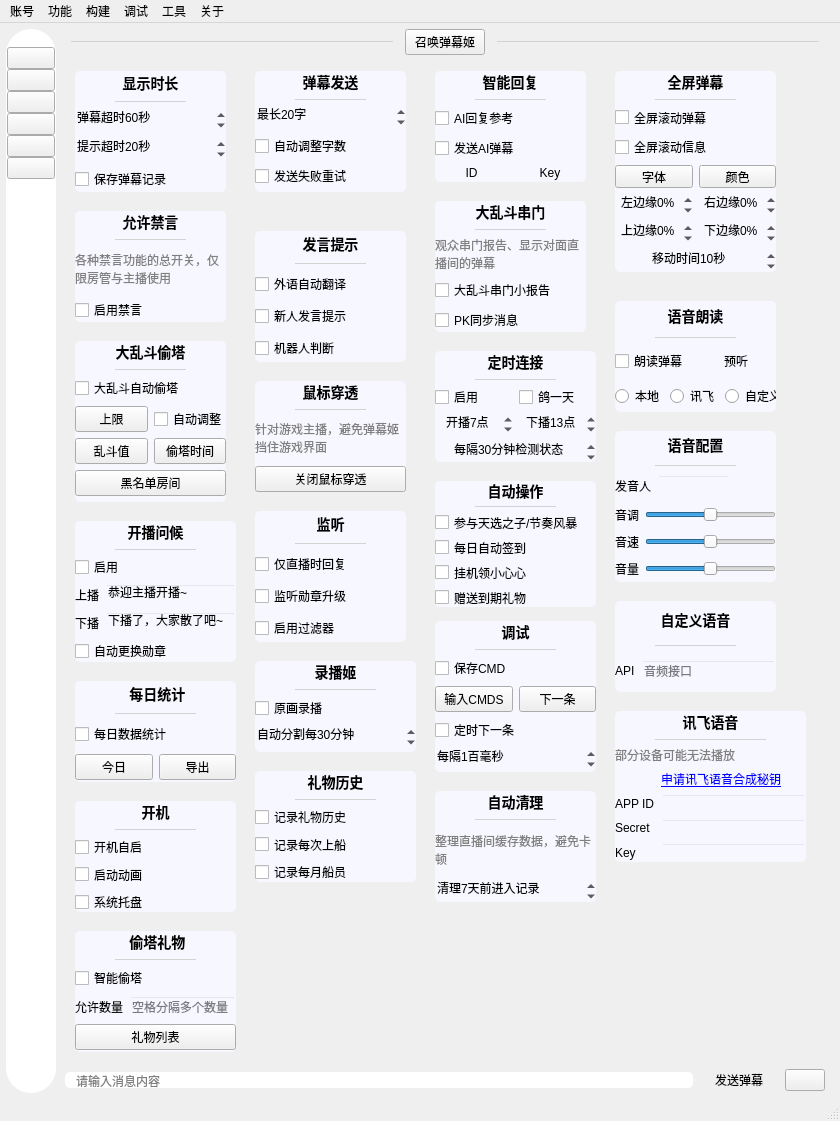
Old version of the form mainwindow/mainwindow.ui in the repository iwxyi/Bilibili-MagicalDanmaku.
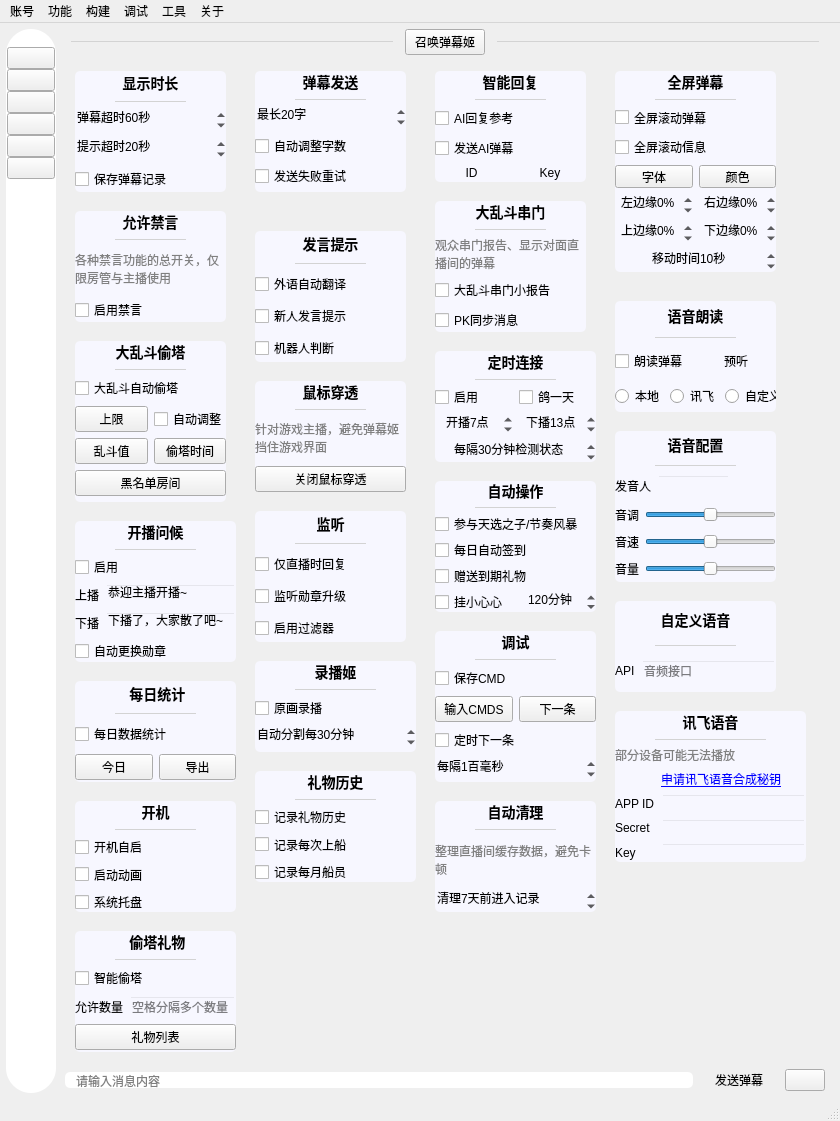
New version of the form. Icons and pictures are not drawn. Custom widgets are drawn as their Qt base class.

Commit message: 新增小心心挂机时长设置

What changed in the file:
```diff
--- a/mainwindow/mainwindow.ui
+++ b/mainwindow/mainwindow.ui
@@ -2573,7 +2573,7 @@
               <x>370</x>
               <y>420</y>
               <width>161</width>
-              <height>126</height>
+              <height>131</height>
              </rect>
             </property>
             <property name="styleSheet">
@@ -2648,16 +2648,6 @@
                </property>
               </widget>
              </item>
-             <item>
-              <widget class="QCheckBox" name="acquireHeartCheck">
-               <property name="toolTip">
-                <string>&lt;html&gt;&lt;head/&gt;&lt;body&gt;&lt;p&gt;连接直播间后保持观看状态，以获得小心心&lt;/p&gt;&lt;p&gt;可配合自动赠送过期礼物&lt;/p&gt;&lt;/body&gt;&lt;/html&gt;</string>
-               </property>
-               <property name="text">
-                <string>挂机领小心心</string>
-               </property>
-              </widget>
-             </item>
              <item>
               <widget class="QCheckBox" name="sendExpireGiftCheck">
                <property name="toolTip">
@@ -2668,6 +2658,61 @@
                </property>
               </widget>
              </item>
+             <item>
+              <layout class="QHBoxLayout" name="horizontalLayout_55">
+               <property name="topMargin">
+                <number>0</number>
+               </property>
+               <item>
+                <widget class="QCheckBox" name="acquireHeartCheck">
+                 <property name="toolTip">
+                  <string>&lt;html&gt;&lt;head/&gt;&lt;body&gt;&lt;p&gt;连接直播间后保持观看状态，以获得小心心&lt;/p&gt;&lt;p&gt;可配合自动赠送过期礼物&lt;/p&gt;&lt;/body&gt;&lt;/html&gt;</string>
+                 </property>
+                 <property name="text">
+                  <string>挂小心心</string>
+                 </property>
+                </widget>
+               </item>
+               <item>
+                <widget class="QSpinBox" name="heartTimeSpin">
+                 <property name="contextMenuPolicy">
+                  <enum>Qt::NoContextMenu</enum>
+                 </property>
+                 <property name="toolTip">
+                  <string>每5分钟获取一个小心心，一天最多24个
+120分钟后无需再挂机</string>
+                 </property>
+                 <property name="styleSheet">
+                  <string notr="true">QAbstractSpinBox
+{
+	background: transparent;
+}</string>
+                 </property>
+                 <property name="frame">
+                  <bool>false</bool>
+                 </property>
+                 <property name="alignment">
+                  <set>Qt::AlignCenter</set>
+                 </property>
+                 <property name="suffix">
+                  <string>分钟</string>
+                 </property>
+                 <property name="prefix">
+                  <string/>
+                 </property>
+                 <property name="maximum">
+                  <number>1440</number>
+                 </property>
+                 <property name="singleStep">
+                  <number>5</number>
+                 </property>
+                 <property name="value">
+                  <number>120</number>
+                 </property>
+                </widget>
+               </item>
+              </layout>
+             </item>
             </layout>
            </widget>
            <widget class="QWidget" name="liveOperatorSettingsCard" native="true">
@@ -3076,7 +3121,7 @@
             <property name="geometry">
              <rect>
               <x>370</x>
-              <y>560</y>
+              <y>570</y>
               <width>161</width>
               <height>151</height>
              </rect>
@@ -4121,7 +4166,7 @@
             <property name="geometry">
              <rect>
               <x>370</x>
-              <y>730</y>
+              <y>740</y>
               <width>161</width>
               <height>111</height>
              </rect>
```
The commit also changes 2 other files.
